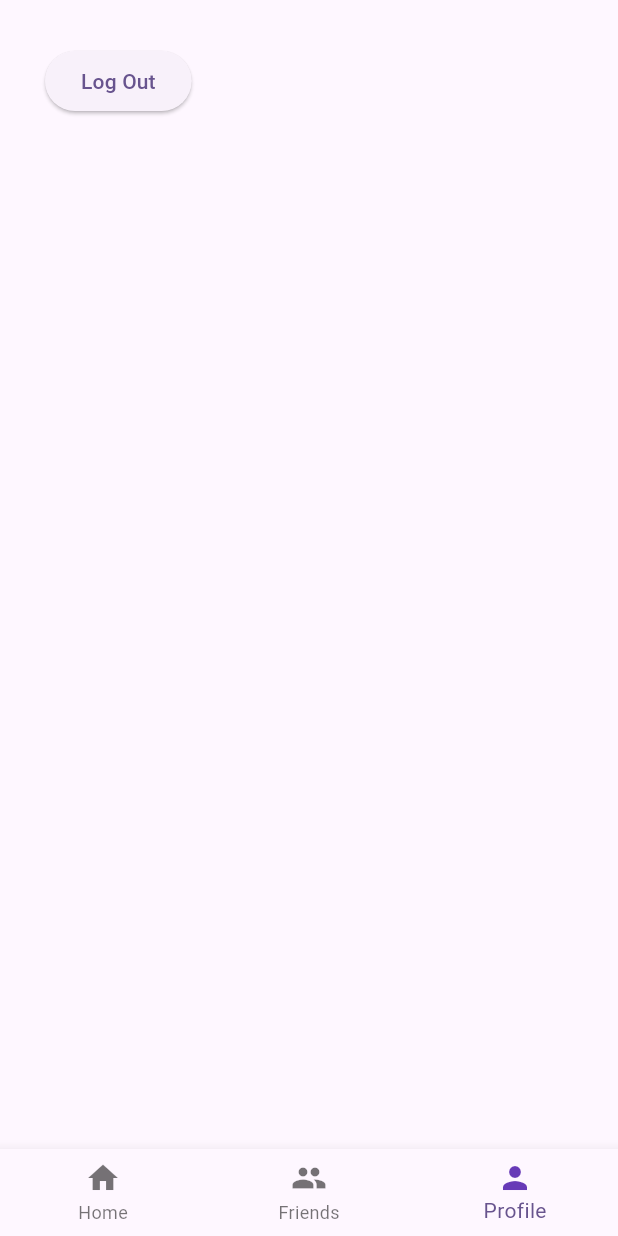
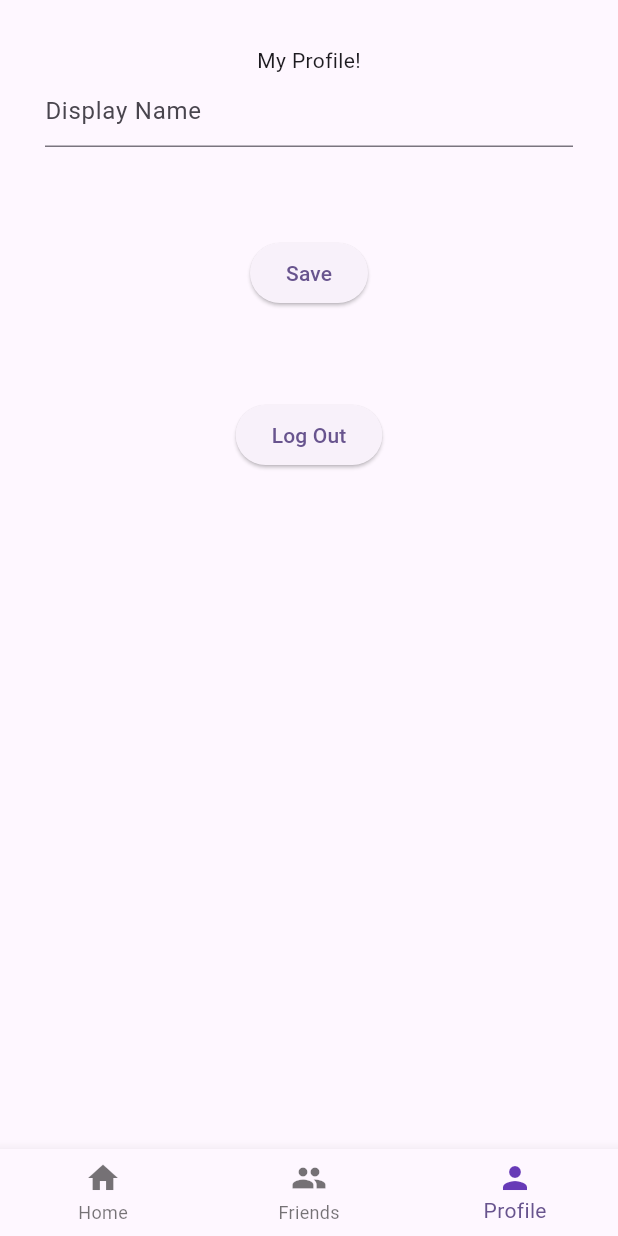
Before and after one commit to userfriendly01/dinder, a Flutter app: the MyProfileScreen screen opened by its route, on a phone screen of 412 x 824 dp. Run offline on Flutter 3.47's test engine with Material 2 defaults, Android fonts, the phone set to English and light mode, and no system bars; our stand-ins replace cloud_firestore, firebase_analytics, firebase_auth, firebase_core, flutter_redux, google_sign_in and 1 more; accounts and stored records are empty.

Commit message:
added ability to change/add a display name on the profile screen

```diff
--- a/lib/screens/login_screen.dart
+++ b/lib/screens/login_screen.dart
@@ -33,7 +33,7 @@ class _LoginScreenState extends State<LoginScreen> {
       converter: (Store<AppState> store) => _ViewModel.fromStore(store),
       builder: (BuildContext context, _ViewModel vm) {
         return Scaffold(
-            body: Padding(
+          body: Padding(
           padding: const EdgeInsets.all(48.0),
           child: Column(children: [
             const Text("LOGIN"),
--- a/lib/screens/my_profile_screen.dart
+++ b/lib/screens/my_profile_screen.dart
@@ -4,11 +4,18 @@ import 'package:dinder/shared/bottom_menu.dart';
 import 'package:flutter_redux/flutter_redux.dart';
 import 'package:redux/redux.dart';
 import 'package:dinder/models/app_state.dart';
-
+import '../services/firestore.dart';
 import '../services/auth.dart';
 
-class MyProfileScreen extends StatelessWidget {
+class MyProfileScreen extends StatefulWidget {
   const MyProfileScreen({super.key});
+
+  @override
+  State<MyProfileScreen> createState() => _MyProfileScreenState();
+}
+
+class _MyProfileScreenState extends State<MyProfileScreen> {
+  final TextEditingController displayNameController = TextEditingController();
 
   @override
   Widget build(BuildContext context) {
@@ -17,11 +24,23 @@ class MyProfileScreen extends StatelessWidget {
       builder: (BuildContext context, _ViewModel vm) {
         return Scaffold(
           body: Container(
-              padding: EdgeInsets.all(30),
-              child: ElevatedButton(
-                onPressed: vm.logOut,
-                child: const Text("Log Out"),
-              )),
+              padding: const EdgeInsets.all(30),
+              child: Column(
+                children: [
+                  Text("${vm.displayName} Profile!"),
+                  TextField(
+                    controller: displayNameController,
+                    decoration: const InputDecoration( hintText: "Display Name"),
+                  ),
+                  const Padding(padding: EdgeInsets.all(30)),
+                  ElevatedButton(onPressed: () {
+                    vm.updateDisplayName(displayNameController.text);
+                    }, child: const Text("Save")),
+                  const Padding(padding: EdgeInsets.all(30)),
+                  ElevatedButton(onPressed: vm.logOut, child: const Text("Log Out"))
+                ],
+              ),
+              ),
           bottomNavigationBar: BottomMenu(currentIndex: 2),
         );
       },
@@ -31,16 +50,29 @@ class MyProfileScreen extends StatelessWidget {
 
 class _ViewModel {
   final void Function() logOut;
+  final void Function(String displayName) updateDisplayName;
+  final String? displayName;
   static AuthService _authService = AuthService.instance;
 
-  const _ViewModel({required this.logOut});
+  const _ViewModel({
+    required this.logOut,
+    required this.updateDisplayName,
+    required this.displayName
+  });
 
   static fromStore(Store<AppState> store) {
+    final FirestoreService _firestoreService = FirestoreService.instance;
+
     return _ViewModel(
+      displayName: store.state.userState.displayName != "" ? "${store.state.userState.displayName}'s" : "My",
       logOut: () {
         _authService.signOut();
         store.dispatch(LogOutUser());
       },
+      updateDisplayName: (String displayName) async {
+        await _firestoreService.updateDisplayName(store.state.userState.id, displayName);
+        store.dispatch(UpdateDisplayName(displayName));
+      }
     );
   }
 }
```
Also changed, not shown: lib/services/firestore.dart (+15 -0 lines).
